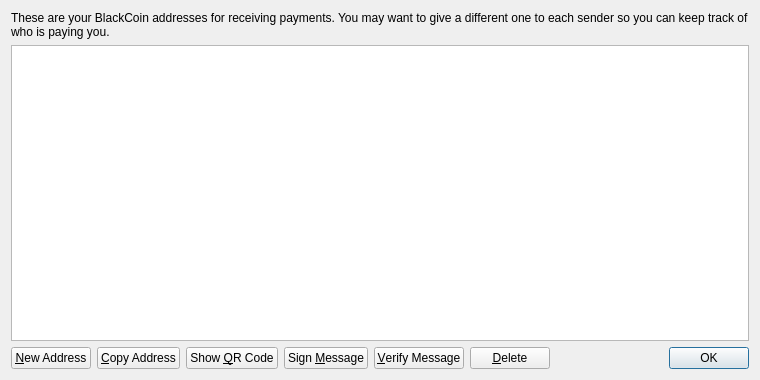
First picture: the form in src/qt/forms/addressbookpage.ui, repository Azotroph/sequencecoin, before the edit.
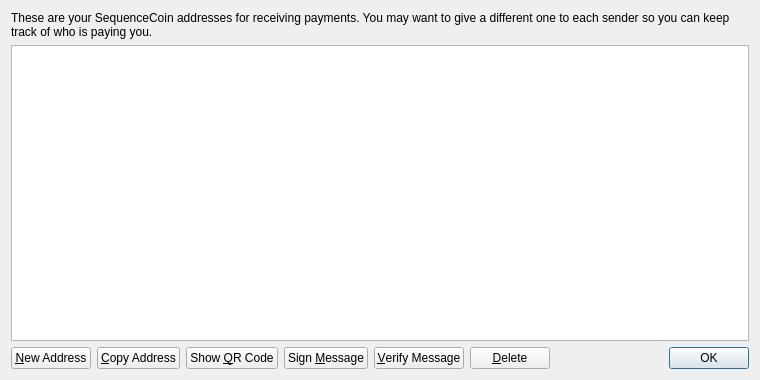
Second picture: the form after the edit. Icons and pictures are not drawn.

Patch:
```diff
--- a/src/qt/forms/addressbookpage.ui
+++ b/src/qt/forms/addressbookpage.ui
@@ -17,7 +17,7 @@
    <item>
     <widget class="QLabel" name="labelExplanation">
      <property name="text">
-      <string>These are your BlackCoin addresses for receiving payments. You may want to give a different one to each sender so you can keep track of who is paying you.</string>
+      <string>These are your SequenceCoin addresses for receiving payments. You may want to give a different one to each sender so you can keep track of who is paying you.</string>
      </property>
      <property name="textFormat">
       <enum>Qt::PlainText</enum>
```
Left out of the diff: 4 changed lines with no effect on the pictures.
